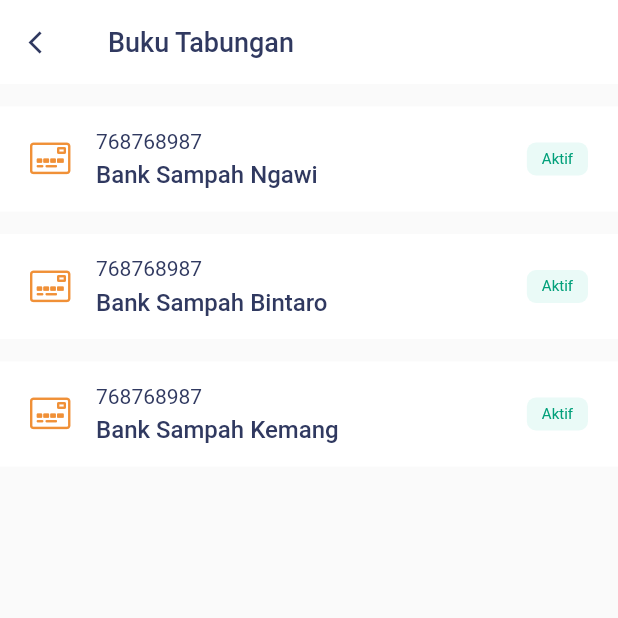
After one commit to luthfiajiw/bankboo, a Flutter app: the SavingBooksView screen opened by its route, on a phone screen of 412 x 824 dp, the top half of it. The commit adds this screen. Run offline on Flutter 3.47's test engine with Material 2 defaults, Android fonts, the phone set to English and light mode, and no system bars; our stand-ins replace dio, flushbar, flutter_spinkit, shared_preferences; missing offline and left inert: flutter_stetho; accounts and stored records are empty; generated files the repository leaves out were written again.

Commit message:
saving book list ui

```diff
--- a/lib/app.dart
+++ b/lib/app.dart
@@ -23,7 +23,8 @@ class BankbooApp extends StatelessWidget {
           highlightColor: Colors.transparent,
           focusColor: Colors.transparent,
           appBarTheme: AppBarTheme(
-            iconTheme: IconThemeData(color: Palette.textBlack),
+            iconTheme: IconThemeData(color: Palette.textBlack, size: 20),
+            elevation: 0,
             color: Colors.white,
           ),
           textTheme: TextTheme(
@@ -32,7 +33,7 @@ class BankbooApp extends StatelessWidget {
               fontSize: 20.0,
               fontWeight: FontWeight.bold
             )
-          )
+          ),
         ),
         initialRoute: RoutePaths.Splash,
         onGenerateRoute: Router.generate,
--- a/lib/core/constants/route_paths.dart
+++ b/lib/core/constants/route_paths.dart
@@ -2,4 +2,6 @@ class RoutePaths {
   static const String Splash = "/";
   static const String Signin = "/signin";
   static const String Home = "/home";
+  static const String Banks = "/banks";
+  static const String SavingBooks = "/saving_books";
 }
--- /dev/null
+++ b/lib/pages/banks/banks_view.dart
@@ -0,0 +1,26 @@
+import 'package:bankboo/shared/bankboo_light_icon_icons.dart';
+import 'package:bankboo/shared/palette.dart';
+import 'package:bankboo/shared/widgets/app_bar_module.dart';
+import 'package:flutter/cupertino.dart';
+import 'package:flutter/material.dart';
+
+class BanksView extends StatelessWidget {
+  const BanksView({Key key}) : super(key: key);
+
+  @override
+  Widget build(BuildContext context) {
+    return Scaffold(
+      appBar: appBarModule(
+        context,
+        title: 'Banks',
+        onPop: () => Navigator.pop(context),
+        actions: <Widget>[
+          IconButton(
+            icon: Icon(BankbooLightIcon.search, color: Palette.textBlack, size: 16,),
+            onPressed: (){}
+          )
+        ],
+      ),
+    );
+  }
+}
--- a/lib/pages/dashboard/dashboard_view.dart
+++ b/lib/pages/dashboard/dashboard_view.dart
@@ -1,3 +1,4 @@
+import 'package:bankboo/core/constants/route_paths.dart';
 import 'package:bankboo/pages/dashboard/local_widgets/ending_balance.dart';
 import 'package:bankboo/pages/dashboard/local_widgets/menu.dart';
 import 'package:bankboo/pages/dashboard/local_widgets/saving_books_dropdown.dart';
@@ -83,12 +84,12 @@ class _DashboardViewState extends State<DashboardView> {
                     margin: EdgeInsets.only(right: 10),
                     title: 'Banks',
                     icon: Icon(BankbooLightIcon.university, size: 30, color: Palette.secondary,),
-                    onTap: (){},
+                    onTap: () => Navigator.pushNamed(context, RoutePaths.Banks),
                   ),
                   Menu(
                     title: 'Buku Tabungan',
-                    icon: Icon(BankbooLightIcon.credit_card_front, color: Palette.secondary,),
-                    onTap: (){},
+                    icon: Icon(BankbooLightIcon.credit_card_front, size: 30, color: Palette.secondary,),
+                    onTap: () => Navigator.pushNamed(context, RoutePaths.SavingBooks),
                   )
                 ],
               ),
--- a/lib/pages/dashboard/saving_books_modal_bottomsheet.dart
+++ b/lib/pages/dashboard/saving_books_modal_bottomsheet.dart
@@ -1,4 +1,5 @@
 import 'package:bankboo/pages/dashboard/local_widgets/saving_book_tile.dart';
+import 'package:bankboo/shared/bankboo_light_icon_icons.dart';
 import 'package:bankboo/shared/palette.dart';
 import 'package:flutter/material.dart';
 
@@ -55,7 +56,7 @@ class _SavingBooksModalBottomsheetState extends State<SavingBooksModalBottomshee
               title: 'Total',
               margin: EdgeInsets.symmetric(vertical: 15.0),
               fontSize: 16.0,
-              icon: Icons.all_inclusive,
+              icon: BankbooLightIcon.globe,
               iconColor: Palette.primary,
               balance: 100000,
             ),
@@ -63,7 +64,7 @@ class _SavingBooksModalBottomsheetState extends State<SavingBooksModalBottomshee
               margin: EdgeInsets.only(top: 15),
               title: 'Buku Tabungan Bank Sampah Ngawi',
               fontSize: 14.0,
-              icon: Icons.credit_card,
+              icon: BankbooLightIcon.credit_card_front,
               iconColor: Palette.secondary,
               balance: 100000,
             ),
@@ -74,7 +75,7 @@ class _SavingBooksModalBottomsheetState extends State<SavingBooksModalBottomshee
             SavingBookTile(
               title: 'Buku Tabungan Bank Sampah Sejahtera',
               fontSize: 14.0,
-              icon: Icons.credit_card,
+              icon: BankbooLightIcon.credit_card_front,
               iconColor: Palette.secondary,
               balance: 100000,
             ),
--- /dev/null
+++ b/lib/pages/saving_books/local_widgets/saving_book_tile.dart
@@ -0,0 +1,52 @@
+import 'package:bankboo/shared/palette.dart';
+import 'package:bankboo/shared/widgets/lozenges.dart';
+import 'package:flutter/material.dart';
+import 'package:bankboo/utils/number_extension.dart';
+
+class SavingBookTile extends StatelessWidget {
+  final IconData icon;
+  final Color iconColor;
+  final String title;
+  final String status;
+  final int accountNumber;
+  final double fontSize;
+  final EdgeInsets margin;
+
+  const SavingBookTile({Key key, this.icon, this.iconColor, this.title, this.status, this.accountNumber, this.fontSize, this.margin}) : super(key: key);
+
+  @override
+  Widget build(BuildContext context) {
+    return Container(
+      margin: margin,
+      padding: EdgeInsets.symmetric(vertical: 15.0),
+      color: Colors.white,
+      child: Row(
+        mainAxisAlignment: MainAxisAlignment.spaceBetween,
+        children: <Widget>[
+          Row(
+            children: <Widget>[
+              Padding(
+                padding: const EdgeInsets.symmetric(horizontal: 20.0),
+                child: Icon(icon, color: iconColor,),
+              ),
+
+              Column(
+                crossAxisAlignment: CrossAxisAlignment.start,
+                children: <Widget>[
+                  Text("$accountNumber", style: TextStyle(color: Palette.textBlack, fontSize: 14),),
+                  SizedBox(height: 5),
+                  Text(title, style: TextStyle(color: Palette.textBlack, fontSize: fontSize, fontWeight: FontWeight.w500),),
+                ],
+              ),
+            ],
+          ),
+
+          Container(
+            margin: EdgeInsets.only(right: 20),
+            child: Lozenges(status: status,)
+          )
+        ],
+      ),
+    );
+  }
+}
--- /dev/null
+++ b/lib/pages/saving_books/saving_books_view.dart
@@ -0,0 +1,50 @@
+import 'package:bankboo/pages/saving_books/local_widgets/saving_book_tile.dart';
+import 'package:bankboo/shared/bankboo_light_icon_icons.dart';
+import 'package:bankboo/shared/palette.dart';
+import 'package:bankboo/shared/widgets/app_bar_module.dart';
+import 'package:flutter/cupertino.dart';
+import 'package:flutter/material.dart';
+
+class SavingBooksView extends StatelessWidget {
+  @override
+  Widget build(BuildContext context) {
+    return Scaffold(
+      appBar: appBarModule(
+        context,
+        title: 'Buku Tabungan',
+        onPop: () => Navigator.pop(context),
+      ),
+      body: ListView(
+        children: <Widget>[
+          SavingBookTile(
+            title: 'Bank Sampah Ngawi',
+            margin: EdgeInsets.symmetric(vertical: 15.0),
+            status: 'Aktif',
+            fontSize: 16.0,
+            icon: BankbooLightIcon.credit_card_front,
+            iconColor: Palette.secondary,
+            accountNumber: 768768987,
+          ),
+          SavingBookTile(
+            title: 'Bank Sampah Bintaro',
+            margin: EdgeInsets.only(bottom: 15.0),
+            status: 'Aktif',
+            fontSize: 16.0,
+            icon: BankbooLightIcon.credit_card_front,
+            iconColor: Palette.secondary,
+            accountNumber: 768768987,
+          ),
+          SavingBookTile(
+            title: 'Bank Sampah Kemang',
+            margin: EdgeInsets.only(bottom: 15.0),
+            status: 'Aktif',
+            fontSize: 16.0,
+            icon: BankbooLightIcon.credit_card_front,
+            iconColor: Palette.secondary,
+            accountNumber: 768768987,
+          ),
+        ],
+      ),
+    );
+  }
+}
--- a/lib/shared/router.dart
+++ b/lib/shared/router.dart
@@ -1,4 +1,6 @@
 import 'package:bankboo/core/constants/route_paths.dart';
+import 'package:bankboo/pages/banks/banks_view.dart';
+import 'package:bankboo/pages/saving_books/saving_books_view.dart';
 import 'package:bankboo/pages/signin/signin_view.dart';
 import 'package:bankboo/screens/home_screen.dart';
 import 'package:bankboo/screens/splash_screen.dart';
@@ -18,6 +20,12 @@ class Router {
       case RoutePaths.Home:
         return CupertinoPageRoute(builder: (_) => HomeScreen());
         break;
+      case RoutePaths.Banks:
+        return CupertinoPageRoute(builder: (_) => BanksView());
+        break;
+      case RoutePaths.SavingBooks:
+        return CupertinoPageRoute(builder: (_) => SavingBooksView());
+        break;
       default:
         return CupertinoPageRoute(builder: (_) => Scaffold(
           body: Center(
--- /dev/null
+++ b/lib/shared/widgets/app_bar_module.dart
@@ -0,0 +1,21 @@
+import 'package:bankboo/shared/bankboo_light_icon_icons.dart';
+import 'package:flutter/material.dart';
+
+import '../palette.dart';
+
+AppBar appBarModule(
+  BuildContext context,
+  {
+    List<Widget> actions, String title, bool centerTitle, Color backgroundColor,
+    bool automaticallyImplyLeading, Function onPop
+  }
+) => AppBar(
+  backgroundColor: backgroundColor != null ? backgroundColor : Colors.white,
+  automaticallyImplyLeading: automaticallyImplyLeading ?? true,
+  leading: IconButton(
+    icon: Icon(Icons.arrow_back_ios, color: Palette.textBlack, size: 18,),
+    onPressed: onPop
+  ),
+  title: Text(title, style: TextStyle(fontSize: 18, color: Palette.textBlack),),
+  actions: actions,
+);
--- /dev/null
+++ b/lib/shared/widgets/lozenges.dart
@@ -0,0 +1,20 @@
+import 'package:bankboo/shared/palette.dart';
+import 'package:flutter/material.dart';
+
+class Lozenges extends StatelessWidget {
+  final String status;
+
+  const Lozenges({Key key, this.status}) : super(key: key);
+
+  @override
+  Widget build(BuildContext context) {
+    return Container(
+      padding: EdgeInsets.symmetric(vertical: 5, horizontal: 10),
+      decoration: BoxDecoration(
+        borderRadius: BorderRadius.circular(6),
+        color: Palette.statusSucceed
+      ),
+      child: Text(status, style: TextStyle(color: Palette.succeed, fontSize: 10),),
+    );
+  }
+}
--- a/lib/shared/widgets/withdrawal_tile.dart
+++ b/lib/shared/widgets/withdrawal_tile.dart
@@ -1,5 +1,6 @@
 import 'package:bankboo/shared/bankboo_light_icon_icons.dart';
 import 'package:bankboo/shared/palette.dart';
+import 'package:bankboo/shared/widgets/lozenges.dart';
 import 'package:flutter/material.dart';
 
 class WithdrawalTile extends StatelessWidget {
@@ -49,14 +50,7 @@ class WithdrawalTile extends StatelessWidget {
           Column(
             crossAxisAlignment: CrossAxisAlignment.end,
             children: <Widget>[
-              Container(
-                padding: EdgeInsets.symmetric(vertical: 5, horizontal: 10),
-                decoration: BoxDecoration(
-                  borderRadius: BorderRadius.circular(6),
-                  color: Palette.statusSucceed
-                ),
-                child: Text(status, style: TextStyle(color: Palette.succeed, fontSize: 10),),
-              ),
+              Lozenges(status: status,)
             ],
           )
         ],
```
